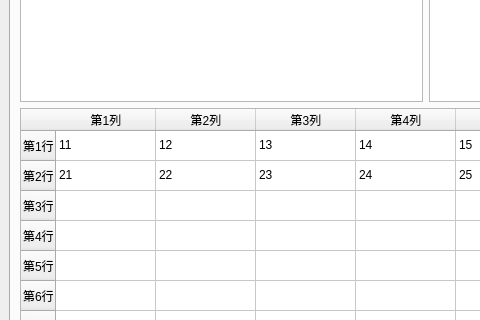
The window that QStyleDemo/QssDemo/mainwindow.ui (mahuifa/QMDemo) describes before a commit, drawn with Qt 5; both pictures show x 0 to 480 and y 253 to 573 of the 1007 by 714 pixel window.
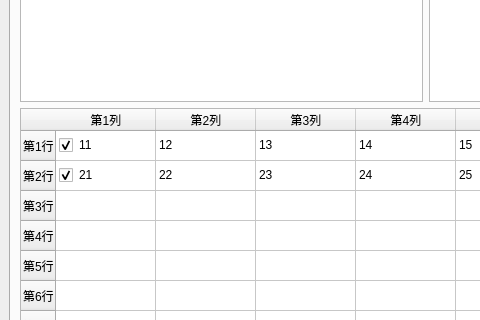
The same window after the commit.

Commit message:
新功能：实现QssDemo功能
    1、完成QTableView、QTableWidget样式。

The edit to the form file:
```diff
--- a/QStyleDemo/QssDemo/mainwindow.ui
+++ b/QStyleDemo/QssDemo/mainwindow.ui
@@ -1950,6 +1950,9 @@
            <property name="text">
             <string>11</string>
            </property>
+           <property name="checkState">
+            <enum>Checked</enum>
+           </property>
           </item>
           <item row="0" column="1">
            <property name="text">
@@ -1985,6 +1988,9 @@
            <property name="text">
             <string>21</string>
            </property>
+           <property name="checkState">
+            <enum>Checked</enum>
+           </property>
           </item>
           <item row="1" column="1">
            <property name="text">
```
The commit also changes 1 other file.
